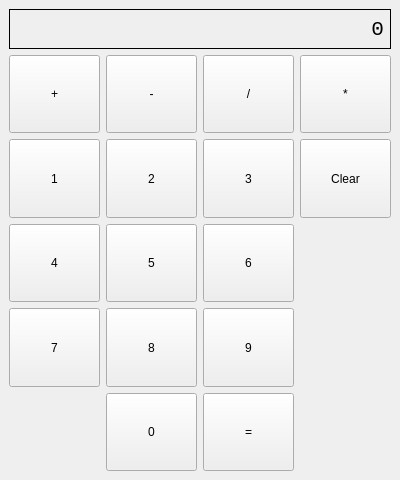
Qt form MainWindow_Design.ui (alexrichard0598/Python-Calculator) before a commit.
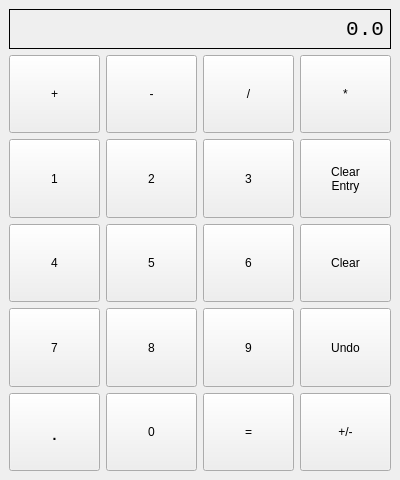
The same form after that commit.

Patch:
```diff
--- a/MainWindow_Design.ui
+++ b/MainWindow_Design.ui
@@ -312,25 +312,6 @@
       </property>
      </widget>
     </item>
-    <item row="3" column="3">
-     <widget class="QPushButton" name="bttn_clr">
-      <property name="sizePolicy">
-       <sizepolicy hsizetype="MinimumExpanding" vsizetype="MinimumExpanding">
-        <horstretch>0</horstretch>
-        <verstretch>0</verstretch>
-       </sizepolicy>
-      </property>
-      <property name="minimumSize">
-       <size>
-        <width>56</width>
-        <height>56</height>
-       </size>
-      </property>
-      <property name="text">
-       <string>Clear</string>
-      </property>
-     </widget>
-    </item>
     <item row="1" column="0" colspan="4">
      <widget class="QLabel" name="lbl_display">
       <property name="minimumSize">
@@ -355,13 +336,114 @@
        <enum>QFrame::Box</enum>
       </property>
       <property name="text">
-       <string>0</string>
+       <string>0.0</string>
       </property>
       <property name="alignment">
        <set>Qt::AlignRight|Qt::AlignTrailing|Qt::AlignVCenter</set>
       </property>
      </widget>
     </item>
+    <item row="6" column="0">
+     <widget class="QPushButton" name="bttn_decim">
+      <property name="sizePolicy">
+       <sizepolicy hsizetype="MinimumExpanding" vsizetype="MinimumExpanding">
+        <horstretch>0</horstretch>
+        <verstretch>0</verstretch>
+       </sizepolicy>
+      </property>
+      <property name="minimumSize">
+       <size>
+        <width>56</width>
+        <height>56</height>
+       </size>
+      </property>
+      <property name="font">
+       <font>
+        <pointsize>16</pointsize>
+       </font>
+      </property>
+      <property name="text">
+       <string>.</string>
+      </property>
+     </widget>
+    </item>
+    <item row="5" column="3">
+     <widget class="QPushButton" name="bttn_undo">
+      <property name="sizePolicy">
+       <sizepolicy hsizetype="MinimumExpanding" vsizetype="MinimumExpanding">
+        <horstretch>0</horstretch>
+        <verstretch>0</verstretch>
+       </sizepolicy>
+      </property>
+      <property name="minimumSize">
+       <size>
+        <width>56</width>
+        <height>56</height>
+       </size>
+      </property>
+      <property name="text">
+       <string>Undo</string>
+      </property>
+     </widget>
+    </item>
+    <item row="4" column="3">
+     <widget class="QPushButton" name="bttn_clr">
+      <property name="sizePolicy">
+       <sizepolicy hsizetype="MinimumExpanding" vsizetype="MinimumExpanding">
+        <horstretch>0</horstretch>
+        <verstretch>0</verstretch>
+       </sizepolicy>
+      </property>
+      <property name="minimumSize">
+       <size>
+        <width>56</width>
+        <height>56</height>
+       </size>
+      </property>
+      <property name="text">
+       <string>Clear</string>
+      </property>
+     </widget>
+    </item>
+    <item row="3" column="3">
+     <widget class="QPushButton" name="bttn_clr_entry">
+      <property name="sizePolicy">
+       <sizepolicy hsizetype="MinimumExpanding" vsizetype="MinimumExpanding">
+        <horstretch>0</horstretch>
+        <verstretch>0</verstretch>
+       </sizepolicy>
+      </property>
+      <property name="minimumSize">
+       <size>
+        <width>56</width>
+        <height>56</height>
+       </size>
+      </property>
+      <property name="text">
+       <string>Clear
+Entry</string>
+      </property>
+     </widget>
+    </item>
+    <item row="6" column="3">
+     <widget class="QPushButton" name="bttn_invert">
+      <property name="sizePolicy">
+       <sizepolicy hsizetype="MinimumExpanding" vsizetype="MinimumExpanding">
+        <horstretch>0</horstretch>
+        <verstretch>0</verstretch>
+       </sizepolicy>
+      </property>
+      <property name="minimumSize">
+       <size>
+        <width>56</width>
+        <height>56</height>
+       </size>
+      </property>
+      <property name="text">
+       <string>+/-</string>
+      </property>
+     </widget>
+    </item>
    </layout>
   </widget>
   <widget class="QMenuBar" name="menubar">
```
Left out of the diff: 1 changed line with no effect on the pictures.
